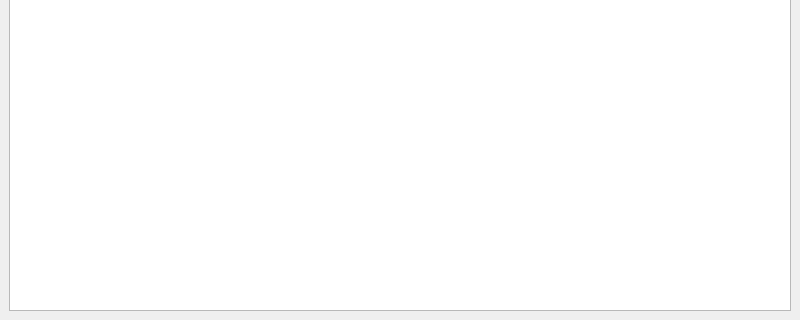
Above: Design.ui from JopkaMuravya/Summer-practice-text-editor before the change; both pictures show x 0 to 800 and y 295 to 615 of the 800 by 615 pixel window. Below: the same form after it.
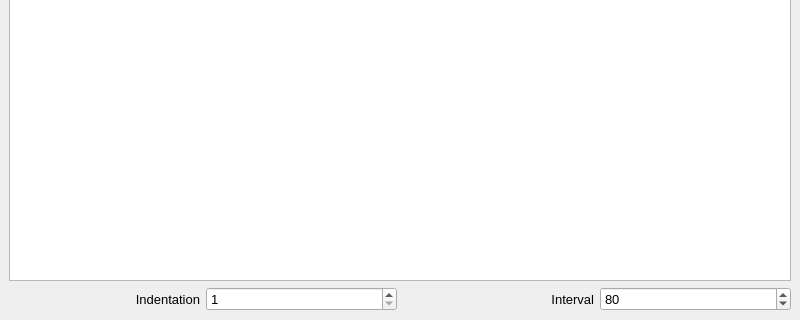
That is the form after the change.

Commit message: functions indentation and interval

What changed in the file:
```diff
--- a/Design.ui
+++ b/Design.ui
@@ -38,16 +38,95 @@
      <height>579</height>
     </size>
    </property>
-   <layout class="QGridLayout" name="gridLayout">
+   <property name="layoutDirection">
+    <enum>Qt::LeftToRight</enum>
+   </property>
+   <layout class="QGridLayout" name="gridLayout_2">
+    <property name="sizeConstraint">
+     <enum>QLayout::SetMinAndMaxSize</enum>
+    </property>
     <item row="0" column="0">
-     <widget class="QTextEdit" name="textEdit">
-      <property name="sizePolicy">
-       <sizepolicy hsizetype="Preferred" vsizetype="Preferred">
-        <horstretch>0</horstretch>
-        <verstretch>0</verstretch>
-       </sizepolicy>
+     <layout class="QGridLayout" name="gridLayout">
+      <property name="sizeConstraint">
+       <enum>QLayout::SetFixedSize</enum>
       </property>
-     </widget>
+      <item row="1" column="1">
+       <widget class="QSpinBox" name="spinBoxIndentation">
+        <property name="font">
+         <font>
+          <pointsize>10</pointsize>
+         </font>
+        </property>
+        <property name="minimum">
+         <number>1</number>
+        </property>
+        <property name="maximum">
+         <number>100</number>
+        </property>
+       </widget>
+      </item>
+      <item row="1" column="2">
+       <widget class="QLabel" name="labeInterval">
+        <property name="font">
+         <font>
+          <pointsize>10</pointsize>
+         </font>
+        </property>
+        <property name="layoutDirection">
+         <enum>Qt::LeftToRight</enum>
+        </property>
+        <property name="text">
+         <string>Interval</string>
+        </property>
+        <property name="alignment">
+         <set>Qt::AlignRight|Qt::AlignTrailing|Qt::AlignVCenter</set>
+        </property>
+       </widget>
+      </item>
+      <item row="1" column="0">
+       <widget class="QLabel" name="labelIndentation">
+        <property name="font">
+         <font>
+          <pointsize>10</pointsize>
+         </font>
+        </property>
+        <property name="text">
+         <string>Indentation</string>
+        </property>
+        <property name="alignment">
+         <set>Qt::AlignRight|Qt::AlignTrailing|Qt::AlignVCenter</set>
+        </property>
+       </widget>
+      </item>
+      <item row="1" column="3">
+       <widget class="QSpinBox" name="spinBoxInterval">
+        <property name="font">
+         <font>
+          <pointsize>10</pointsize>
+         </font>
+        </property>
+        <property name="minimum">
+         <number>1</number>
+        </property>
+        <property name="maximum">
+         <number>1000</number>
+        </property>
+        <property name="value">
+         <number>80</number>
+        </property>
+       </widget>
+      </item>
+      <item row="0" column="0" colspan="4">
+       <widget class="QTextEdit" name="textEdit">
+        <property name="sizePolicy">
+         <sizepolicy hsizetype="Preferred" vsizetype="Preferred">
+          <horstretch>0</horstretch>
+          <verstretch>0</verstretch>
+         </sizepolicy>
+        </property>
+       </widget>
+      </item>
+     </layout>
     </item>
    </layout>
   </widget>
```
The commit also changes 2 other files.
